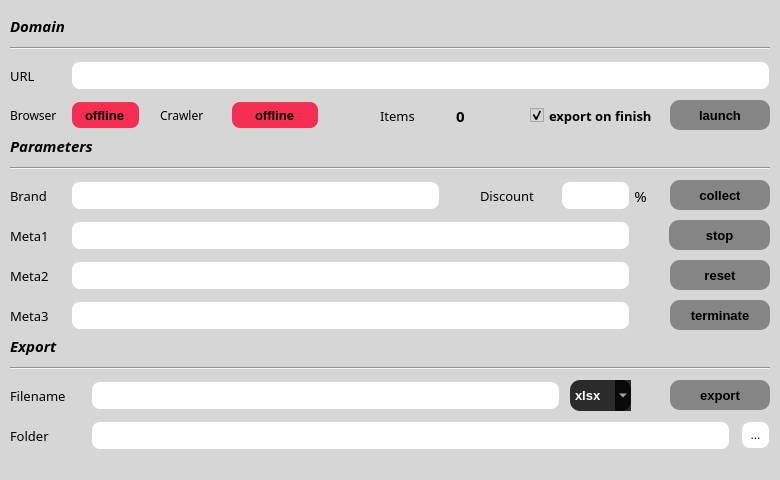
Before: the Qt Designer form gui/ui_resources/atcrawl_crawler_ui.ui in kosazna/atcrawl, drawn with Qt 5.
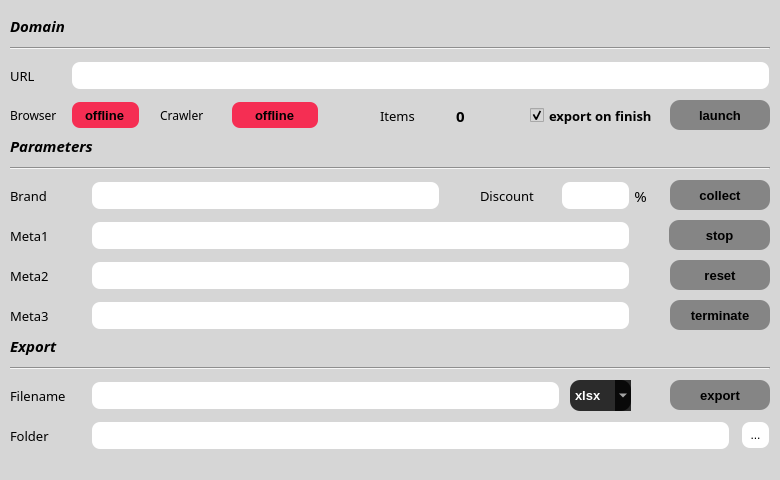
After: the same form once the commit is applied.

Commit message: (D) updated scripts

```diff
--- a/gui/ui_resources/atcrawl_crawler_ui.ui
+++ b/gui/ui_resources/atcrawl_crawler_ui.ui
@@ -101,7 +101,7 @@
      <rect>
       <x>10</x>
       <y>180</y>
-      <width>51</width>
+      <width>81</width>
       <height>31</height>
      </rect>
     </property>
@@ -221,9 +221,9 @@
    <widget class="QLineEdit" name="in_brand">
     <property name="geometry">
      <rect>
-      <x>70</x>
+      <x>90</x>
       <y>180</y>
-      <width>371</width>
+      <width>351</width>
       <height>31</height>
      </rect>
     </property>
@@ -837,9 +837,9 @@
    <widget class="QLineEdit" name="in_meta1">
     <property name="geometry">
      <rect>
-      <x>70</x>
+      <x>90</x>
       <y>220</y>
-      <width>561</width>
+      <width>541</width>
       <height>31</height>
      </rect>
     </property>
@@ -865,7 +865,7 @@
      <rect>
       <x>10</x>
       <y>220</y>
-      <width>51</width>
+      <width>81</width>
       <height>31</height>
      </rect>
     </property>
@@ -890,7 +890,7 @@
      <rect>
       <x>10</x>
       <y>260</y>
-      <width>51</width>
+      <width>81</width>
       <height>31</height>
      </rect>
     </property>
@@ -913,9 +913,9 @@
    <widget class="QLineEdit" name="in_meta2">
     <property name="geometry">
      <rect>
-      <x>70</x>
+      <x>90</x>
       <y>260</y>
-      <width>561</width>
+      <width>541</width>
       <height>31</height>
      </rect>
     </property>
@@ -941,7 +941,7 @@
      <rect>
       <x>10</x>
       <y>300</y>
-      <width>51</width>
+      <width>81</width>
       <height>31</height>
      </rect>
     </property>
@@ -964,9 +964,9 @@
    <widget class="QLineEdit" name="in_meta3">
     <property name="geometry">
      <rect>
-      <x>70</x>
+      <x>90</x>
       <y>300</y>
-      <width>561</width>
+      <width>541</width>
       <height>31</height>
      </rect>
     </property>
```
The commit also changes 2 other files.
